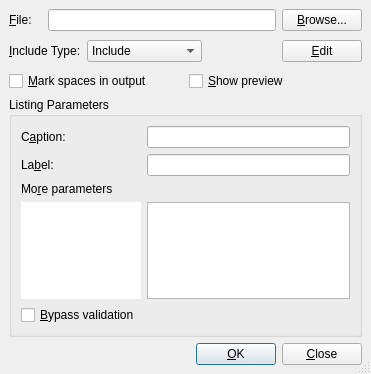
This is src/frontends/qt4/ui/IncludeUi.ui in cburschka/lyx as Qt 5 draws it before an edit. The edited form follows.
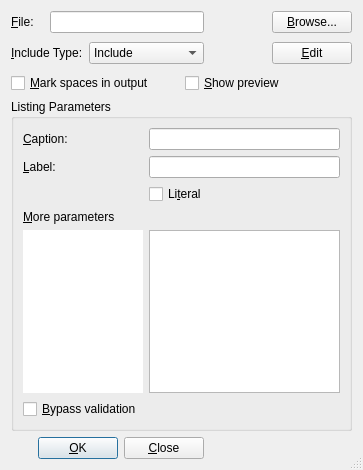
This is the edited form.

Commit message:
Add literal param to InsetInclude
This is used by lstinput

File format change.

Fixes: #10544.

```diff
--- a/src/frontends/qt4/ui/IncludeUi.ui
+++ b/src/frontends/qt4/ui/IncludeUi.ui
@@ -1,12 +1,12 @@
 <ui version="4.0" >
  <class>IncludeUi</class>
- <widget class="QDialog" name="IncludeUi" >
-  <property name="geometry" >
+ <widget class="QDialog" name="IncludeUi">
+  <property name="geometry">
    <rect>
     <x>0</x>
     <y>0</y>
-    <width>371</width>
-    <height>374</height>
+    <width>363</width>
+    <height>470</height>
    </rect>
   </property>
   <property name="windowTitle" >
@@ -15,19 +15,152 @@
   <property name="sizeGripEnabled" >
    <bool>true</bool>
   </property>
-  <layout class="QGridLayout" >
-   <property name="margin" >
-    <number>9</number>
-   </property>
-   <property name="spacing" >
-    <number>6</number>
-   </property>
-   <item row="3" column="0" colspan="6" >
-    <widget class="QGroupBox" name="listingsGB" >
-     <property name="sizePolicy" >
-      <sizepolicy>
-       <hsizetype>7</hsizetype>
-       <vsizetype>7</vsizetype>
+  <layout class="QGridLayout" name="gridLayout_2">
+   <item row="0" column="0">
+    <widget class="QLabel" name="filenameLA">
+     <property name="toolTip">
+      <string/>
+     </property>
+     <property name="text">
+      <string>&amp;File:</string>
+     </property>
+     <property name="buddy">
+      <cstring>filenameED</cstring>
+     </property>
+    </widget>
+   </item>
+   <item row="0" column="1" colspan="2">
+    <widget class="QLineEdit" name="filenameED">
+     <property name="toolTip">
+      <string>File name to include</string>
+     </property>
+    </widget>
+   </item>
+   <item row="0" column="4">
+    <widget class="QPushButton" name="browsePB">
+     <property name="toolTip">
+      <string>Select a file</string>
+     </property>
+     <property name="text">
+      <string>&amp;Browse...</string>
+     </property>
+    </widget>
+   </item>
+   <item row="1" column="0" colspan="2">
+    <widget class="QLabel" name="TextLabel1">
+     <property name="text">
+      <string>&amp;Include Type:</string>
+     </property>
+     <property name="buddy">
+      <cstring>typeCO</cstring>
+     </property>
+    </widget>
+   </item>
+   <item row="1" column="2">
+    <widget class="QComboBox" name="typeCO">
+     <item>
+      <property name="text">
+       <string>Include</string>
+      </property>
+     </item>
+     <item>
+      <property name="text">
+       <string>Input</string>
+      </property>
+     </item>
+     <item>
+      <property name="text">
+       <string>Verbatim</string>
+      </property>
+     </item>
+     <item>
+      <property name="text">
+       <string>Program Listing</string>
+      </property>
+     </item>
+    </widget>
+   </item>
+   <item row="1" column="3">
+    <spacer>
+     <property name="orientation">
+      <enum>Qt::Horizontal</enum>
+     </property>
+     <property name="sizeType">
+      <enum>QSizePolicy::Expanding</enum>
+     </property>
+     <property name="sizeHint" stdset="0">
+      <size>
+       <width>28</width>
+       <height>28</height>
+      </size>
+     </property>
+    </spacer>
+   </item>
+   <item row="1" column="4">
+    <widget class="QPushButton" name="editPB">
+     <property name="toolTip">
+      <string>Edit the file</string>
+     </property>
+     <property name="text">
+      <string>&amp;Edit</string>
+     </property>
+    </widget>
+   </item>
+   <item row="2" column="0" colspan="5">
+    <layout class="QHBoxLayout">
+     <property name="spacing">
+      <number>6</number>
+     </property>
+     <property name="leftMargin">
+      <number>0</number>
+     </property>
+     <property name="topMargin">
+      <number>0</number>
+     </property>
+     <property name="rightMargin">
+      <number>0</number>
+     </property>
+     <property name="bottomMargin">
+      <number>0</number>
+     </property>
+     <item>
+      <widget class="QCheckBox" name="visiblespaceCB">
+       <property name="sizePolicy">
+        <sizepolicy hsizetype="MinimumExpanding" vsizetype="Fixed">
+         <horstretch>0</horstretch>
+         <verstretch>0</verstretch>
+        </sizepolicy>
+       </property>
+       <property name="toolTip">
+        <string>Underline spaces in generated output</string>
+       </property>
+       <property name="text">
+        <string>&amp;Mark spaces in output</string>
+       </property>
+      </widget>
+     </item>
+     <item>
+      <widget class="QCheckBox" name="previewCB">
+       <property name="sizePolicy">
+        <sizepolicy hsizetype="MinimumExpanding" vsizetype="Fixed">
+         <horstretch>0</horstretch>
+         <verstretch>0</verstretch>
+        </sizepolicy>
+       </property>
+       <property name="toolTip">
+        <string>Show LaTeX preview</string>
+       </property>
+       <property name="text">
+        <string>&amp;Show preview</string>
+       </property>
+      </widget>
+     </item>
+    </layout>
+   </item>
+   <item row="3" column="0" colspan="5">
+    <widget class="QGroupBox" name="listingsGB">
+     <property name="sizePolicy">
+      <sizepolicy hsizetype="Expanding" vsizetype="Expanding">
        <horstretch>0</horstretch>
        <verstretch>0</verstretch>
       </sizepolicy>
@@ -35,90 +168,40 @@
      <property name="title" >
       <string>Listing Parameters</string>
      </property>
-     <layout class="QGridLayout" >
-      <property name="margin" >
-       <number>9</number>
-      </property>
-      <property name="spacing" >
-       <number>6</number>
-      </property>
-      <item row="3" column="1" >
-       <widget class="QTextEdit" name="listingsED" >
-        <property name="sizePolicy" >
-         <sizepolicy>
-          <hsizetype>5</hsizetype>
-          <vsizetype>7</vsizetype>
-          <horstretch>0</horstretch>
-          <verstretch>0</verstretch>
-         </sizepolicy>
-        </property>
-        <property name="minimumSize" >
-         <size>
-          <width>0</width>
-          <height>0</height>
-         </size>
-        </property>
-       </widget>
+     <layout class="QGridLayout" name="gridLayout">
+      <item row="1" column="1">
+       <widget class="QLineEdit" name="labelLE"/>
       </item>
-      <item row="4" column="0" colspan="2" >
-       <widget class="QCheckBox" name="bypassCB" >
-        <property name="toolTip" >
-         <string>Check it to enter parameters that are not recognizable by LyX</string>
+      <item row="1" column="0">
+       <widget class="QLabel" name="labelLabel">
+        <property name="text">
+         <string>&amp;Label:</string>
         </property>
-        <property name="text" >
-         <string>&amp;Bypass validation</string>
-        </property>
-       </widget>
-      </item>
-      <item row="0" column="1" >
-       <widget class="QLineEdit" name="captionLE" >
-        <property name="minimumSize" >
-         <size>
-          <width>150</width>
-          <height>0</height>
-         </size>
-        </property>
-       </widget>
-      </item>
-      <item row="0" column="0" >
-       <widget class="QLabel" name="captionLabel" >
-        <property name="text" >
-         <string>C&amp;aption:</string>
-        </property>
-        <property name="buddy" >
-         <cstring>captionLE</cstring>
-        </property>
-       </widget>
-      </item>
-      <item row="1" column="1" >
-       <widget class="QLineEdit" name="labelLE" />
-      </item>
-      <item row="1" column="0" >
-       <widget class="QLabel" name="labelLabel" >
-        <property name="text" >
-         <string>La&amp;bel:</string>
-        </property>
-        <property name="buddy" >
+        <property name="buddy">
          <cstring>labelLE</cstring>
         </property>
        </widget>
       </item>
-      <item row="2" column="0" colspan="2" >
-       <widget class="QLabel" name="label_3" >
-        <property name="text" >
-         <string>Mo&amp;re parameters</string>
+      <item row="4" column="1">
+       <widget class="QTextEdit" name="listingsED">
+        <property name="sizePolicy">
+         <sizepolicy hsizetype="Preferred" vsizetype="Expanding">
+          <horstretch>0</horstretch>
+          <verstretch>0</verstretch>
+         </sizepolicy>
         </property>
-        <property name="buddy" >
-         <cstring>listingsED</cstring>
+        <property name="minimumSize">
+         <size>
+          <width>0</width>
+          <height>0</height>
+         </size>
         </property>
        </widget>
       </item>
-      <item row="3" column="0" >
-       <widget class="QTextBrowser" name="listingsTB" >
-        <property name="sizePolicy" >
-         <sizepolicy>
-          <hsizetype>0</hsizetype>
-          <vsizetype>7</vsizetype>
+      <item row="4" column="0">
+       <widget class="QTextBrowser" name="listingsTB">
+        <property name="sizePolicy">
+         <sizepolicy hsizetype="Fixed" vsizetype="Expanding">
           <horstretch>0</horstretch>
           <verstretch>0</verstretch>
          </sizepolicy>
@@ -158,62 +241,82 @@
         </property>
        </widget>
       </item>
+      <item row="0" column="0">
+       <widget class="QLabel" name="captionLabel">
+        <property name="text">
+         <string>&amp;Caption:</string>
+        </property>
+        <property name="buddy">
+         <cstring>captionLE</cstring>
+        </property>
+       </widget>
+      </item>
+      <item row="2" column="0">
+       <widget class="QLabel" name="label">
+        <property name="text">
+         <string/>
+        </property>
+       </widget>
+      </item>
+      <item row="0" column="1">
+       <widget class="QLineEdit" name="captionLE">
+        <property name="minimumSize">
+         <size>
+          <width>150</width>
+          <height>0</height>
+         </size>
+        </property>
+       </widget>
+      </item>
+      <item row="5" column="0" colspan="2">
+       <widget class="QCheckBox" name="bypassCB">
+        <property name="toolTip">
+         <string>Check it to enter parameters that are not recognizable by LyX</string>
+        </property>
+        <property name="text">
+         <string>&amp;Bypass validation</string>
+        </property>
+       </widget>
+      </item>
+      <item row="3" column="0">
+       <widget class="QLabel" name="label_3">
+        <property name="text">
+         <string>&amp;More parameters</string>
+        </property>
+        <property name="buddy">
+         <cstring>listingsED</cstring>
+        </property>
+       </widget>
+      </item>
+      <item row="2" column="1">
+       <widget class="QCheckBox" name="literalCB">
+        <property name="toolTip">
+         <string>Pass content of the `Caption' field literally to LaTeX. Check this if you want to enter LaTeX code.</string>
+        </property>
+        <property name="text">
+         <string>Li&amp;teral</string>
+        </property>
+       </widget>
+      </item>
      </layout>
     </widget>
    </item>
-   <item row="2" column="0" colspan="6" >
-    <layout class="QHBoxLayout" >
-     <property name="margin" >
+   <item row="4" column="0" colspan="3">
+    <layout class="QHBoxLayout">
+     <property name="spacing">
+      <number>6</number>
+     </property>
+     <property name="leftMargin">
       <number>0</number>
      </property>
-     <property name="spacing" >
-      <number>6</number>
+     <property name="topMargin">
+      <number>0</number>
      </property>
-     <item>
-      <widget class="QCheckBox" name="visiblespaceCB" >
-       <property name="sizePolicy" >
-        <sizepolicy>
-         <hsizetype>3</hsizetype>
-         <vsizetype>0</vsizetype>
-         <horstretch>0</horstretch>
-         <verstretch>0</verstretch>
-        </sizepolicy>
-       </property>
-       <property name="toolTip" >
-        <string>Underline spaces in generated output</string>
-       </property>
-       <property name="text" >
-        <string>&amp;Mark spaces in output</string>
-       </property>
-      </widget>
-     </item>
-     <item>
-      <widget class="QCheckBox" name="previewCB" >
-       <property name="sizePolicy" >
-        <sizepolicy>
-         <hsizetype>3</hsizetype>
-         <vsizetype>0</vsizetype>
-         <horstretch>0</horstretch>
-         <verstretch>0</verstretch>
-        </sizepolicy>
-       </property>
-       <property name="toolTip" >
-        <string>Show LaTeX preview</string>
-       </property>
-       <property name="text" >
-        <string>&amp;Show preview</string>
-       </property>
-      </widget>
-     </item>
-    </layout>
-   </item>
-   <item row="4" column="0" colspan="6" >
-    <layout class="QHBoxLayout" >
-     <property name="margin" >
+     <property name="rightMargin">
       <number>0</number>
      </property>
-     <property name="spacing" >
-      <number>6</number>
+     <property name="bottomMargin">
+      <number>0</number>
      </property>
      <item>
       <spacer>
@@ -223,7 +326,7 @@
        <property name="sizeType" >
         <enum>QSizePolicy::Expanding</enum>
        </property>
-       <property name="sizeHint" >
+       <property name="sizeHint" stdset="0">
         <size>
          <width>20</width>
          <height>20</height>
@@ -232,8 +335,8 @@
       </spacer>
      </item>
      <item>
-      <widget class="QPushButton" name="okPB" >
-       <property name="text" >
+      <widget class="QPushButton" name="okPB">
+       <property name="text">
         <string>&amp;OK</string>
        </property>
        <property name="default" >
@@ -245,8 +348,8 @@
       </widget>
      </item>
      <item>
-      <widget class="QPushButton" name="closePB" >
-       <property name="text" >
+      <widget class="QPushButton" name="closePB">
+       <property name="text">
         <string>&amp;Close</string>
        </property>
        <property name="autoDefault" >
@@ -256,96 +359,6 @@
      </item>
     </layout>
    </item>
-   <item row="0" column="0" >
-    <widget class="QLabel" name="filenameLA" >
-     <property name="toolTip" >
-      <string/>
-     </property>
-     <property name="text" >
-      <string>&amp;File:</string>
-     </property>
-     <property name="buddy" >
-      <cstring>filenameED</cstring>
-     </property>
-    </widget>
-   </item>
-   <item row="0" column="1" colspan="4" >
-    <widget class="QLineEdit" name="filenameED" >
-     <property name="toolTip" >
-      <string>File name to include</string>
-     </property>
-    </widget>
-   </item>
-   <item row="1" column="0" colspan="2" >
-    <widget class="QLabel" name="TextLabel1" >
-     <property name="text" >
-      <string>&amp;Include Type:</string>
-     </property>
-     <property name="buddy" >
-      <cstring>typeCO</cstring>
-     </property>
-    </widget>
-   </item>
-   <item row="1" column="2" >
-    <widget class="QComboBox" name="typeCO" >
-     <item>
-      <property name="text" >
-       <string>Include</string>
-      </property>
-     </item>
-     <item>
-      <property name="text" >
-       <string>Input</string>
-      </property>
-     </item>
-     <item>
-      <property name="text" >
-       <string>Verbatim</string>
-      </property>
-     </item>
-     <item>
-      <property name="text" >
-       <string>Program Listing</string>
-      </property>
-     </item>
-    </widget>
-   </item>
-   <item row="1" column="3" >
-    <spacer>
-     <property name="orientation" >
-      <enum>Qt::Horizontal</enum>
-     </property>
-     <property name="sizeType" >
-      <enum>QSizePolicy::Expanding</enum>
-     </property>
-     <property name="sizeHint" >
-      <size>
-       <width>28</width>
-       <height>28</height>
-      </size>
-     </property>
-    </spacer>
-   </item>
-   <item row="0" column="5" >
-    <widget class="QPushButton" name="browsePB" >
-     <property name="toolTip" >
-      <string>Select a file</string>
-     </property>
-     <property name="text" >
-      <string>&amp;Browse...</string>
-     </property>
-    </widget>
-   </item>
-   <item row="1" column="5" >
-    <widget class="QPushButton" name="editPB" >
-     <property name="toolTip" >
-      <string>Edit the file</string>
-     </property>
-     <property name="text" >
-      <string>&amp;Edit</string>
-     </property>
-    </widget>
-   </item>
   </layout>
  </widget>
  <tabstops>
```
Left out of the diff: 41 changed lines with no effect on the pictures. The commit also changes 7 other files.
